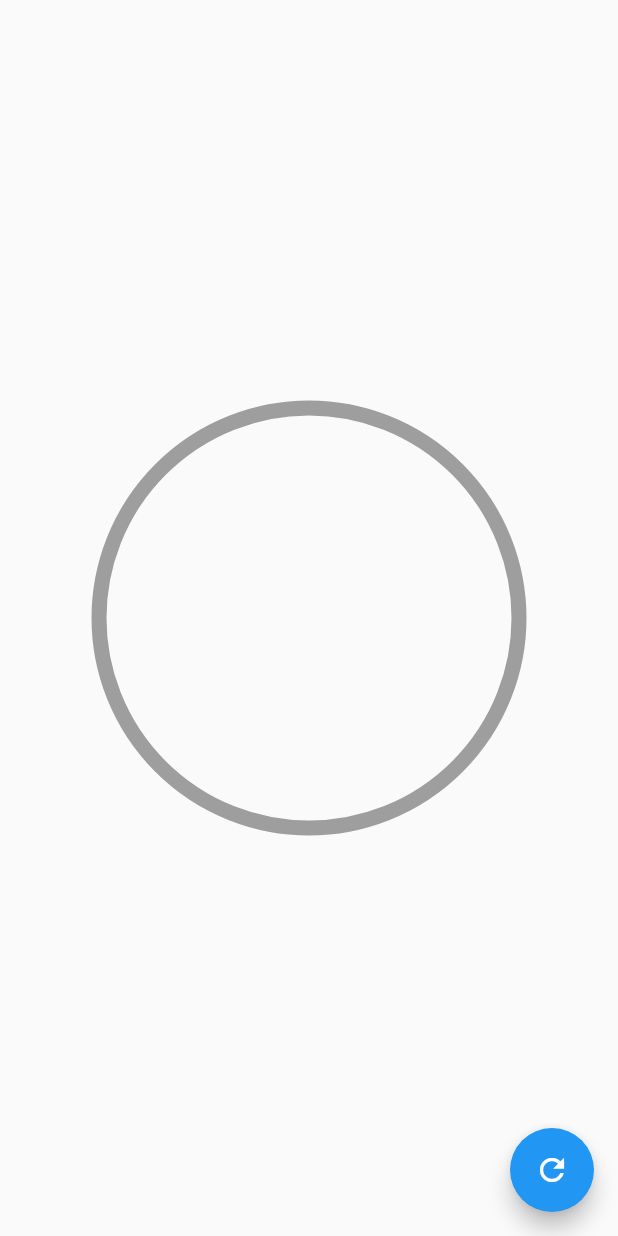
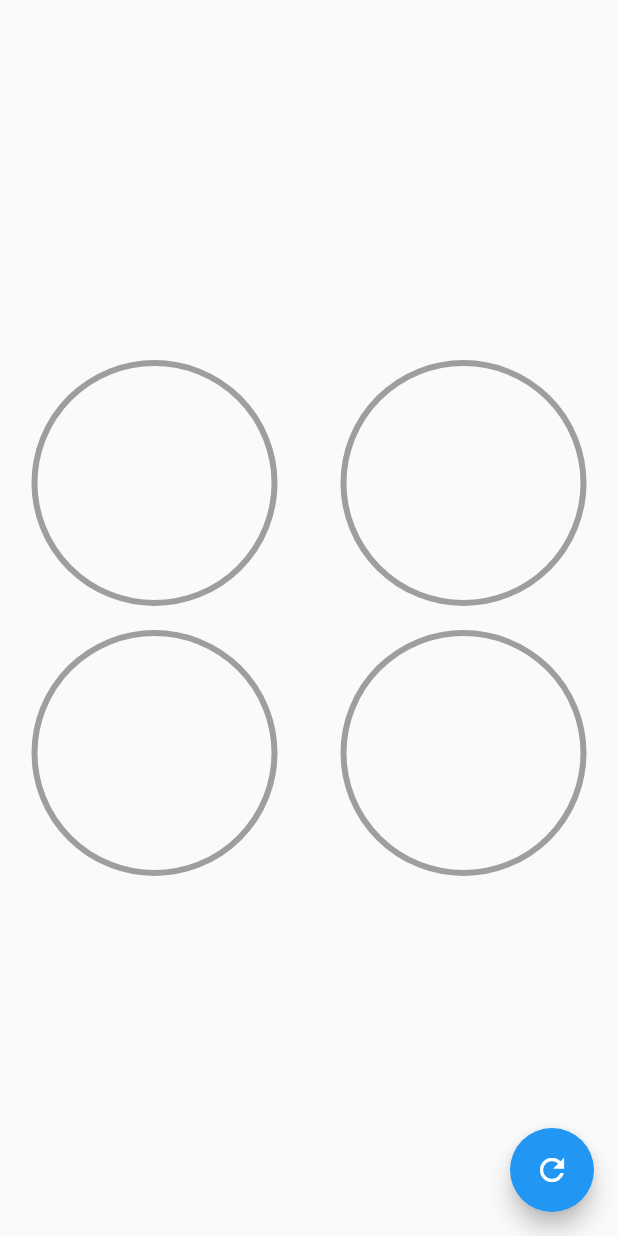
Before and after one commit to MarioAGtzC/Intermediate_Flutter, a Flutter app: the screen it shows after launch, on a phone screen of 412 x 824 dp. Run offline on Flutter 3.47's test engine with Material 2 defaults, Android fonts, the phone set to English and light mode, and no system bars.

Commit message:
Bonus of section 4

```diff
--- a/disenos_app/lib/src/pages/graficas_circulares_page.dart
+++ b/disenos_app/lib/src/pages/graficas_circulares_page.dart
@@ -24,19 +24,50 @@ class _GraficasCircularesPageState extends State<GraficasCircularesPage> {
           });
         }
       ),
-      body: Center(
-        child: Container(
-          width: 300,
-          height: 300,
-          child: RadialProgress(
-            porcentaje: porcentaje,
-            colorPrimario: Colors.purple,
-            colorSecundario: Colors.grey,
-            grosorPrimario: 20,
-            grosorSecundario: 10,
+      body: Column(
+        mainAxisAlignment: MainAxisAlignment.center,
+        children: <Widget>[
+          Row(
+            mainAxisAlignment: MainAxisAlignment.spaceAround,
+            children: <Widget>[
+              CustomRadialProgress(porcentaje: porcentaje, color: Colors.blue,),
+              CustomRadialProgress(porcentaje: porcentaje, color: Colors.red,),
+            ],
           ),
-        ),
+          Row(
+            mainAxisAlignment: MainAxisAlignment.spaceAround,
+            children: <Widget>[
+              CustomRadialProgress(porcentaje: porcentaje, color: Colors.pink,),
+              CustomRadialProgress(porcentaje: porcentaje, color: Colors.purple,),
+            ],
+          ),
+        ],
       ),
     );
   }
 }
+
+class CustomRadialProgress extends StatelessWidget {
+  final double porcentaje;
+  final Color color;
+
+  const CustomRadialProgress({
+    @required this.porcentaje,
+    @required this.color
+  });
+
+  @override
+  Widget build(BuildContext context) {
+    return Container(
+      width: 180,
+      height: 180,
+      child: RadialProgress(
+        porcentaje: porcentaje,
+        colorPrimario: color,
+        colorSecundario: Colors.grey,
+        grosorPrimario: 10,
+        grosorSecundario: 4,
+      ),
+    );
+  }
+}
--- a/disenos_app/lib/src/widgets/radial_progress.dart
+++ b/disenos_app/lib/src/widgets/radial_progress.dart
@@ -87,6 +87,18 @@ class _MiRadialProgress extends CustomPainter {
 
   @override
   void paint(Canvas canvas, Size size) {
+    // final Rect rect = new Rect.fromCircle(
+    //   center: Offset(0, 0),
+    //   radius: 180
+    // );
+    // final Gradient gradient = new LinearGradient(
+    //   colors: [
+    //     Color(0xffC012ff),
+    //     Color(0xff6D05E8),
+    //     Colors.red
+    //   ]
+    // );
+
     // Circulo cpmpletado
     final paint = new Paint()
       ..strokeWidth = grosorSecundario
@@ -101,6 +113,8 @@ class _MiRadialProgress extends CustomPainter {
     // Arco
     final arcPaint = new Paint()
       ..strokeWidth = grosorPrimario
+      ..strokeCap = StrokeCap.round
+      // ..shader = gradient.createShader(rect)
       ..color = colorPrimario
       ..style = PaintingStyle.stroke;
 
```
